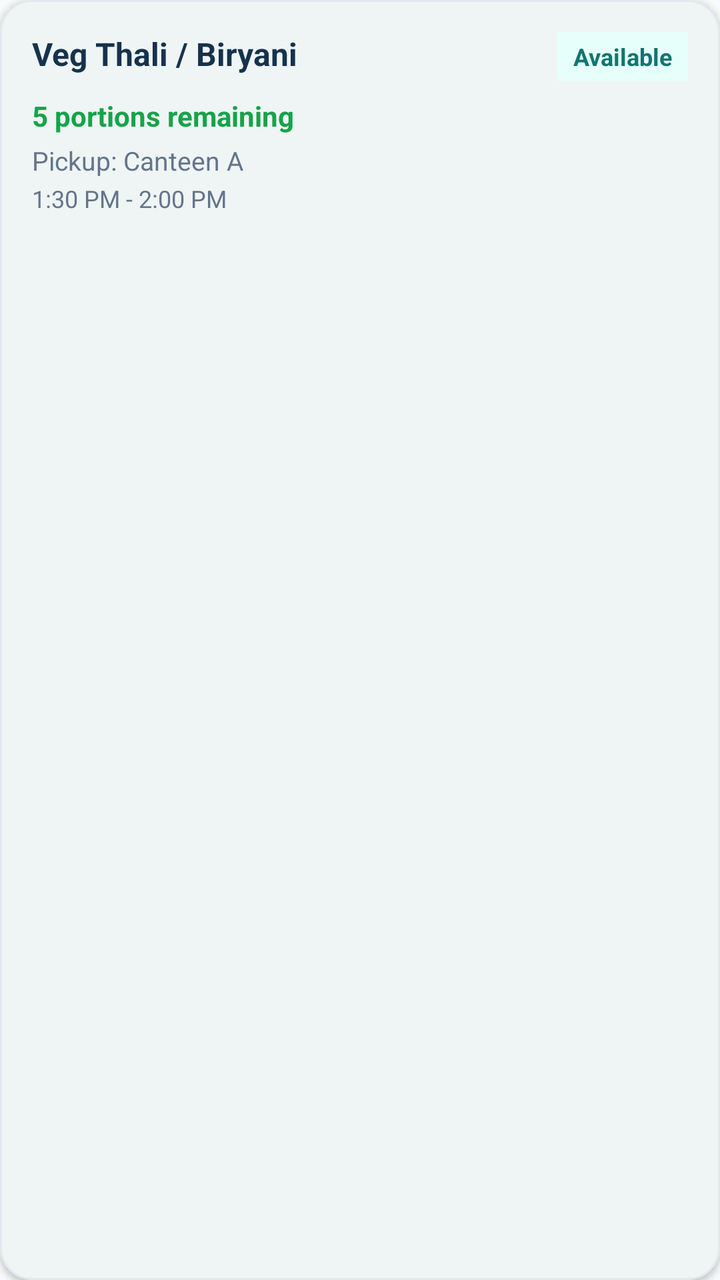
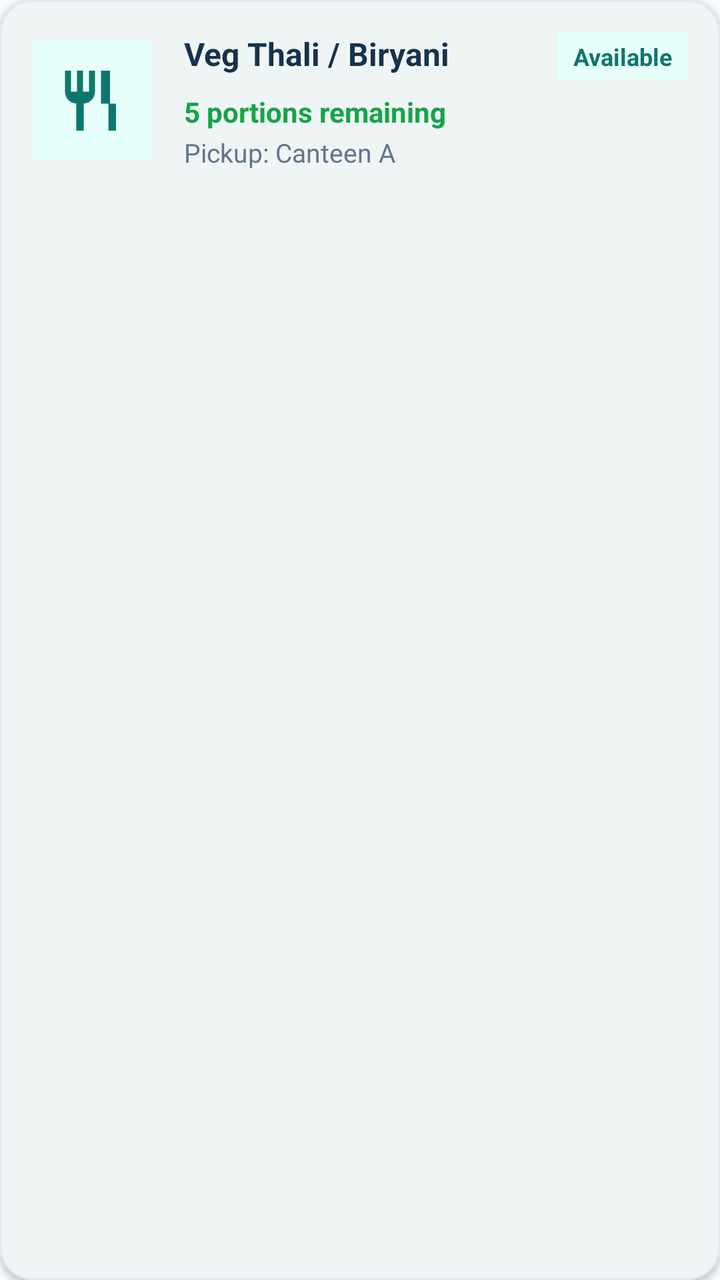

Before-and-after screenshots of an Android layout around one commit, followed by the original layout XML and the change that was made.
<!-- AndroidManifest.xml: application theme Theme.SharePlate -->
<!-- res/layout/item_listing.xml -->
<?xml version="1.0" encoding="utf-8"?>
<com.google.android.material.card.MaterialCardView xmlns:android="http://schemas.android.com/apk/res/android"
    xmlns:app="http://schemas.android.com/apk/res-auto"
    android:layout_width="match_parent"
    android:layout_height="wrap_content"
    android:layout_marginHorizontal="16dp"
    android:layout_marginVertical="8dp"
    app:cardBackgroundColor="#FFFFFF"
    app:cardCornerRadius="16dp"
    app:cardElevation="2dp"
    app:strokeColor="#E2E8F0"
    app:strokeWidth="1dp">

    <LinearLayout
        android:layout_width="match_parent"
        android:layout_height="wrap_content"
        android:orientation="vertical"
        android:padding="16dp">

        <LinearLayout
            android:layout_width="match_parent"
            android:layout_height="wrap_content"
            android:orientation="horizontal">

            <TextView
                android:id="@+id/tvFoodType"
                android:layout_width="0dp"
                android:layout_height="wrap_content"
                android:layout_weight="1"
                android:text="Veg Thali / Biryani"
                android:textColor="#17324D"
                android:textSize="16sp"
                android:textStyle="bold" />

            <TextView
                android:id="@+id/tvStatus"
                android:layout_width="wrap_content"
                android:layout_height="wrap_content"
                android:background="#E6FFFA"
                android:paddingHorizontal="8dp"
                android:paddingVertical="4dp"
                android:text="Available"
                android:textColor="#0F766E"
                android:textSize="12sp"
                android:textStyle="bold" />
        </LinearLayout>

        <TextView
            android:id="@+id/tvQuantity"
            android:layout_width="wrap_content"
            android:layout_height="wrap_content"
            android:layout_marginTop="8dp"
            android:text="5 portions remaining"
            android:textColor="#16A34A"
            android:textSize="14sp"
            android:textStyle="bold" />

        <TextView
            android:id="@+id/tvPickupPoint"
            android:layout_width="wrap_content"
            android:layout_height="wrap_content"
            android:layout_marginTop="4dp"
            android:text="Pickup: Canteen A"
            android:textColor="#64748B"
            android:textSize="13sp" />

        <TextView
            android:id="@+id/tvPickupWindow"
            android:layout_width="wrap_content"
            android:layout_height="wrap_content"
            android:layout_marginTop="2dp"
            android:text="1:30 PM - 2:00 PM"
            android:textColor="#64748B"
            android:textSize="12sp" />

    </LinearLayout>

</com.google.android.material.card.MaterialCardView>
<!-- resources referenced by this layout -->
<resources>
  <style name="Theme.SharePlate" parent="Base.Theme.SharePlate" />
  <style name="Base.Theme.SharePlate" parent="Theme.Material3.DayNight.NoActionBar">
          <item name="colorPrimary">@color/primary_teal</item>
          <item name="colorSecondary">@color/dark_navy</item>
          <item name="android:colorBackground">@color/surface_bg</item>
          <item name="colorSurface">@color/white</item>
      </style>
  <color name="primary_teal">#0F766E</color>
  <color name="dark_navy">#17324D</color>
  <color name="surface_bg">#F8FAFC</color>
  <color name="white">#FFFFFF</color>
</resources>

<!-- the commit's change to res/layout/item_listing.xml (unified diff, before → after) -->
@@ -5,73 +5,83 @@
     android:layout_height="wrap_content"
     android:layout_marginHorizontal="16dp"
     android:layout_marginVertical="8dp"
-    app:cardBackgroundColor="#FFFFFF"
+    app:cardBackgroundColor="@color/white"
     app:cardCornerRadius="16dp"
     app:cardElevation="2dp"
-    app:strokeColor="#E2E8F0"
+    app:strokeColor="@color/border_color"
     app:strokeWidth="1dp">
 
     <LinearLayout
         android:layout_width="match_parent"
         android:layout_height="wrap_content"
-        android:orientation="vertical"
+        android:gravity="center_vertical"
+        android:orientation="horizontal"
         android:padding="16dp">
 
+        <ImageView
+            android:id="@+id/ivFoodThumbnail"
+            android:layout_width="60dp"
+            android:layout_height="60dp"
+            android:background="@color/mint_bg"
+            android:contentDescription="Food Image"
+            android:padding="12dp"
+            android:src="@drawable/ic_food_placeholder" />
+
         <LinearLayout
-            android:layout_width="match_parent"
+            android:layout_width="0dp"
             android:layout_height="wrap_content"
-            android:orientation="horizontal">
+            android:layout_marginStart="16dp"
+            android:layout_weight="1"
+            android:orientation="vertical">
+
+            <LinearLayout
+                android:layout_width="match_parent"
+                android:layout_height="wrap_content"
+                android:orientation="horizontal">
+
+                <TextView
+                    android:id="@+id/tvFoodType"
+                    android:layout_width="0dp"
+                    android:layout_height="wrap_content"
+                    android:layout_weight="1"
+                    android:text="Veg Thali / Biryani"
+                    android:textColor="@color/dark_navy"
+                    android:textSize="16sp"
+                    android:textStyle="bold" />
+
+                <TextView
+                    android:id="@+id/tvStatus"
+                    android:layout_width="wrap_content"
+                    android:layout_height="wrap_content"
+                    android:background="@color/mint_bg"
+                    android:paddingHorizontal="8dp"
+                    android:paddingVertical="4dp"
+                    android:text="Available"
+                    android:textColor="@color/primary_teal"
+                    android:textSize="12sp"
+                    android:textStyle="bold" />
+            </LinearLayout>
 
             <TextView
-                android:id="@+id/tvFoodType"
-                android:layout_width="0dp"
+                android:id="@+id/tvQuantity"
+                android:layout_width="wrap_content"
                 android:layout_height="wrap_content"
-                android:layout_weight="1"
-                android:text="Veg Thali / Biryani"
-                android:textColor="#17324D"
-                android:textSize="16sp"
+                android:layout_marginTop="6dp"
+                android:text="5 portions remaining"
+                android:textColor="@color/fresh_green"
+                android:textSize="14sp"
                 android:textStyle="bold" />
 
             <TextView
-                android:id="@+id/tvStatus"
+                android:id="@+id/tvPickupPoint"
                 android:layout_width="wrap_content"
                 android:layout_height="wrap_content"
-                android:background="#E6FFFA"
-                android:paddingHorizontal="8dp"
-                android:paddingVertical="4dp"
-                android:text="Available"
-                android:textColor="#0F766E"
-                android:textSize="12sp"
-                android:textStyle="bold" />
+                android:layout_marginTop="2dp"
+                android:text="Pickup: Canteen A"
+                android:textColor="@color/text_secondary"
+                android:textSize="13sp" />
+
         </LinearLayout>
-
-        <TextView
-            android:id="@+id/tvQuantity"
-            android:layout_width="wrap_content"
-            android:layout_height="wrap_content"
-            android:layout_marginTop="8dp"
-            android:text="5 portions remaining"
-            android:textColor="#16A34A"
-            android:textSize="14sp"
-            android:textStyle="bold" />
-
-        <TextView
-            android:id="@+id/tvPickupPoint"
-            android:layout_width="wrap_content"
-            android:layout_height="wrap_content"
-            android:layout_marginTop="4dp"
-            android:text="Pickup: Canteen A"
-            android:textColor="#64748B"
-            android:textSize="13sp" />
-
-        <TextView
-            android:id="@+id/tvPickupWindow"
-            android:layout_width="wrap_content"
-            android:layout_height="wrap_content"
-            android:layout_marginTop="2dp"
-            android:text="1:30 PM - 2:00 PM"
-            android:textColor="#64748B"
-            android:textSize="12sp" />
 
     </LinearLayout>
 
<!-- resource entries referenced after the edit -->
@@ -1,5 +1,6 @@
 <!-- resources referenced by this layout -->
 <resources>
+  <color name="border_color">#E2E8F0</color>
   <style name="Theme.SharePlate" parent="Base.Theme.SharePlate" />
   <style name="Base.Theme.SharePlate" parent="Theme.Material3.DayNight.NoActionBar">
           <item name="colorPrimary">@color/primary_teal</item>
@@ -8,8 +9,21 @@
           <item name="colorSurface">@color/white</item>
       </style>
   <color name="primary_teal">#0F766E</color>
+  <color name="text_secondary">#64748B</color>
   <color name="dark_navy">#17324D</color>
+  <color name="fresh_green">#16A34A</color>
+  <color name="mint_bg">#E6FFFA</color>
   <color name="surface_bg">#F8FAFC</color>
   <color name="white">#FFFFFF</color>
+  <!-- drawable ic_food_placeholder (drawable) -->
+  <vector xmlns:android="http://schemas.android.com/apk/res/android"
+      android:width="24dp"
+      android:height="24dp"
+      android:viewportWidth="24"
+      android:viewportHeight="24">
+    <path
+        android:fillColor="#0F766E"
+        android:pathData="M11,9H9V2H7v7H5V2H3v7c0,2.12 1.66,3.84 3.75,3.97V22h2.5v-9.03C11.34,12.84 13,11.12 13,9V2h-2V9zM18,2v11h2v9h-2.5v-9H15V2H18z"/>
+  </vector>
 </resources>
 
